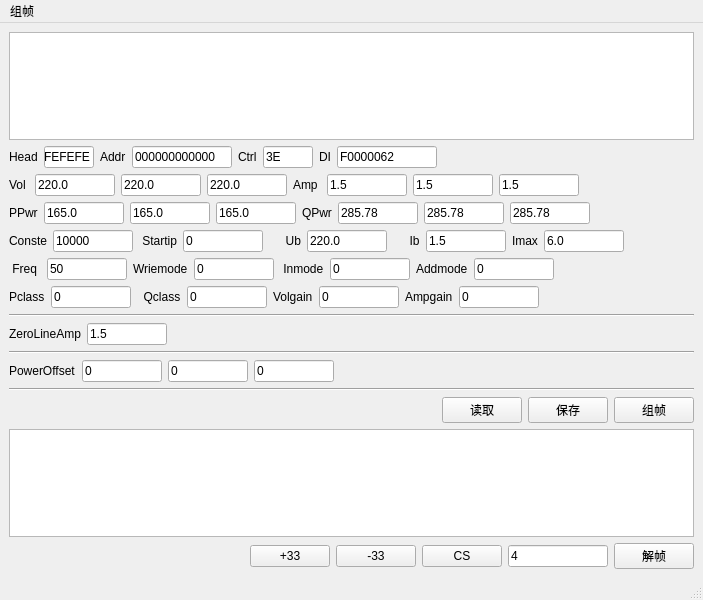
oryet/DL645MakeTool, file MeterCalibrationUI.ui: the form before one commit.
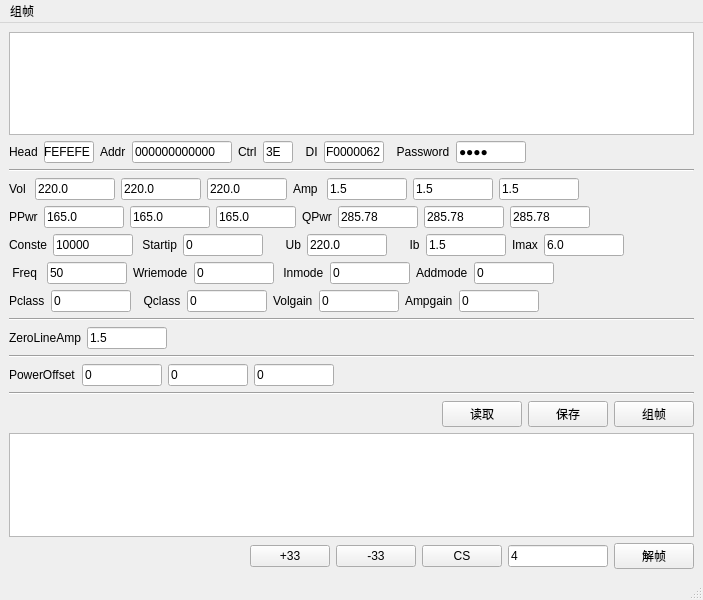
The form after the commit.

Commit message: 调整界面和组帧格式

```diff
--- a/MeterCalibrationUI.ui
+++ b/MeterCalibrationUI.ui
@@ -127,7 +127,7 @@
           </property>
           <property name="maximumSize">
            <size>
-            <width>50</width>
+            <width>30</width>
             <height>16777215</height>
            </size>
           </property>
@@ -142,7 +142,7 @@
         <item>
          <widget class="QLabel" name="label_DI">
           <property name="text">
-           <string>DI</string>
+           <string>  DI</string>
           </property>
          </widget>
         </item>
@@ -156,7 +156,7 @@
           </property>
           <property name="maximumSize">
            <size>
-            <width>100</width>
+            <width>60</width>
             <height>16777215</height>
            </size>
           </property>
@@ -168,6 +168,29 @@
           </property>
          </widget>
         </item>
+        <item>
+         <widget class="QLabel" name="label_18">
+          <property name="text">
+           <string>  Password</string>
+          </property>
+         </widget>
+        </item>
+        <item>
+         <widget class="QLineEdit" name="lineEdit_Password">
+          <property name="maximumSize">
+           <size>
+            <width>70</width>
+            <height>16777215</height>
+           </size>
+          </property>
+          <property name="text">
+           <string>JSLY</string>
+          </property>
+          <property name="echoMode">
+           <enum>QLineEdit::Password</enum>
+          </property>
+         </widget>
+        </item>
         <item>
          <spacer name="horizontalSpacer">
           <property name="orientation">
@@ -183,6 +206,13 @@
         </item>
        </layout>
       </item>
+      <item>
+       <widget class="Line" name="line_3">
+        <property name="orientation">
+         <enum>Qt::Horizontal</enum>
+        </property>
+       </widget>
+      </item>
       <item>
        <layout class="QHBoxLayout" name="horizontalLayout_4">
         <item>
@@ -827,7 +857,7 @@
        </layout>
       </item>
       <item>
-       <widget class="Line" name="line_3">
+       <widget class="Line" name="line_4">
         <property name="orientation">
          <enum>Qt::Horizontal</enum>
         </property>
```
The commit also changes 3 other files.
